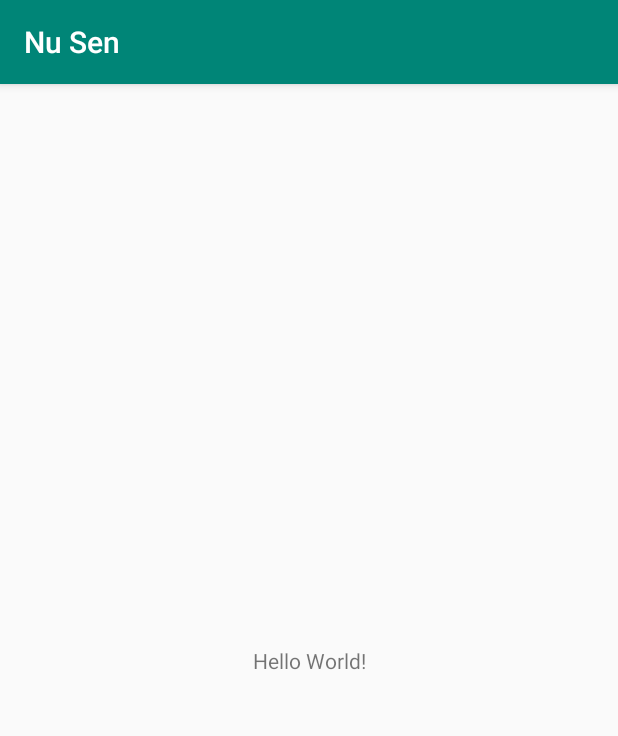
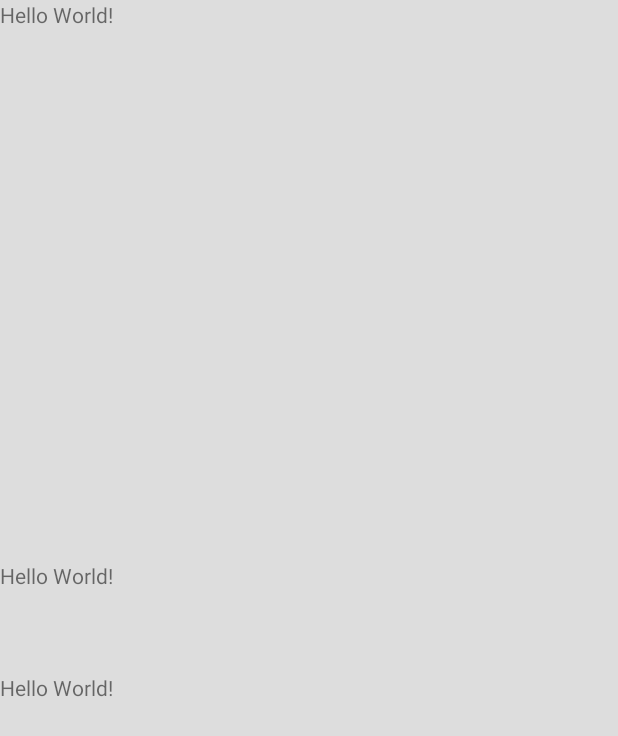
Before and after one commit to Bjorkgren/NuSen, an Android app: the screen it shows after launch (MainActivity), on a phone screen of 412 x 824 dp. Shown: the top 736 px of the screen. Run offline under Robolectric (Android 15) with nearby library versions, the light colour scheme and no system bars.

Commit message:
Layouting

```diff
--- a/app/src/main/AndroidManifest.xml
+++ b/app/src/main/AndroidManifest.xml
@@ -9,7 +9,8 @@
         android:roundIcon="@mipmap/ic_launcher_round"
         android:supportsRtl="true"
         android:theme="@style/AppTheme">
-        <activity android:name=".MainActivity">
+        <activity android:name=".MainActivity"
+            android:theme="@style/AppTheme.NoActionBar">
             <intent-filter>
                 <action android:name="android.intent.action.MAIN" />
 
--- a/app/src/main/java/com/bjorkgren/nusen/MainActivity.java
+++ b/app/src/main/java/com/bjorkgren/nusen/MainActivity.java
@@ -2,6 +2,7 @@ package com.bjorkgren.nusen;
 
 import android.support.v7.app.AppCompatActivity;
 import android.os.Bundle;
+import android.view.View;
 
 public class MainActivity extends AppCompatActivity {
 
@@ -9,5 +10,6 @@ public class MainActivity extends AppCompatActivity {
     protected void onCreate(Bundle savedInstanceState) {
         super.onCreate(savedInstanceState);
         setContentView(R.layout.activity_main);
+        getWindow().getDecorView().setSystemUiVisibility(View.SYSTEM_UI_FLAG_LIGHT_STATUS_BAR);
     }
 }
--- a/app/src/main/res/layout/activity_main.xml
+++ b/app/src/main/res/layout/activity_main.xml
@@ -6,13 +6,38 @@
     android:layout_height="match_parent"
     tools:context=".MainActivity">
 
-    <TextView
-        android:layout_width="wrap_content"
-        android:layout_height="wrap_content"
-        android:text="Hello World!"
+    <LinearLayout
+        android:layout_width="0dp"
+        android:layout_height="0dp"
+        app:layout_constraintTop_toTopOf="parent"
         app:layout_constraintBottom_toBottomOf="parent"
         app:layout_constraintLeft_toLeftOf="parent"
         app:layout_constraintRight_toRightOf="parent"
-        app:layout_constraintTop_toTopOf="parent" />
+        android:orientation="vertical">
+
+        <TextView
+            android:layout_width="match_parent"
+            android:layout_height="0dp"
+            android:layout_weight="5"
+            android:background="@color/colorPrimary"
+            android:text="Hello World!" />
+
+        <TextView
+            android:layout_width="match_parent"
+            android:layout_height="0dp"
+            android:layout_weight="1"
+            android:background="@color/colorPrimaryDark"
+            android:text="Hello World!" />
+
+        <TextView
+            android:layout_width="match_parent"
+            android:layout_height="0dp"
+            android:layout_weight="5"
+            android:background="@color/colorPrimary"
+            android:text="Hello World!" />
+
+    </LinearLayout>
+
+
 
 </android.support.constraint.ConstraintLayout>
--- a/app/src/main/res/values/colors.xml
+++ b/app/src/main/res/values/colors.xml
@@ -1,6 +1,6 @@
 <?xml version="1.0" encoding="utf-8"?>
 <resources>
-    <color name="colorPrimary">#008577</color>
-    <color name="colorPrimaryDark">#00574B</color>
+    <color name="colorPrimary">#ddd</color>
+    <color name="colorPrimaryDark">#ddd</color>
     <color name="colorAccent">#D81B60</color>
 </resources>
--- a/app/src/main/res/values/styles.xml
+++ b/app/src/main/res/values/styles.xml
@@ -8,4 +8,9 @@
         <item name="colorAccent">@color/colorAccent</item>
     </style>
 
+    <style name="AppTheme.NoActionBar">
+        <item name="windowActionBar">false</item>
+        <item name="windowNoTitle">true</item>
+    </style>
+
 </resources>
```
